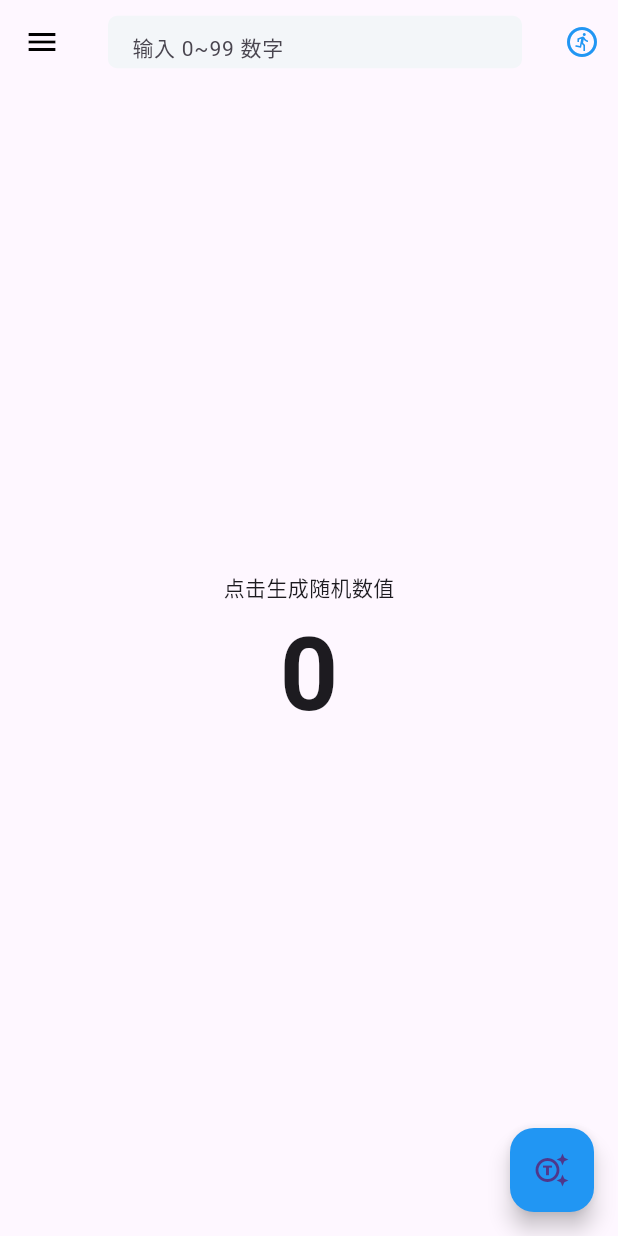
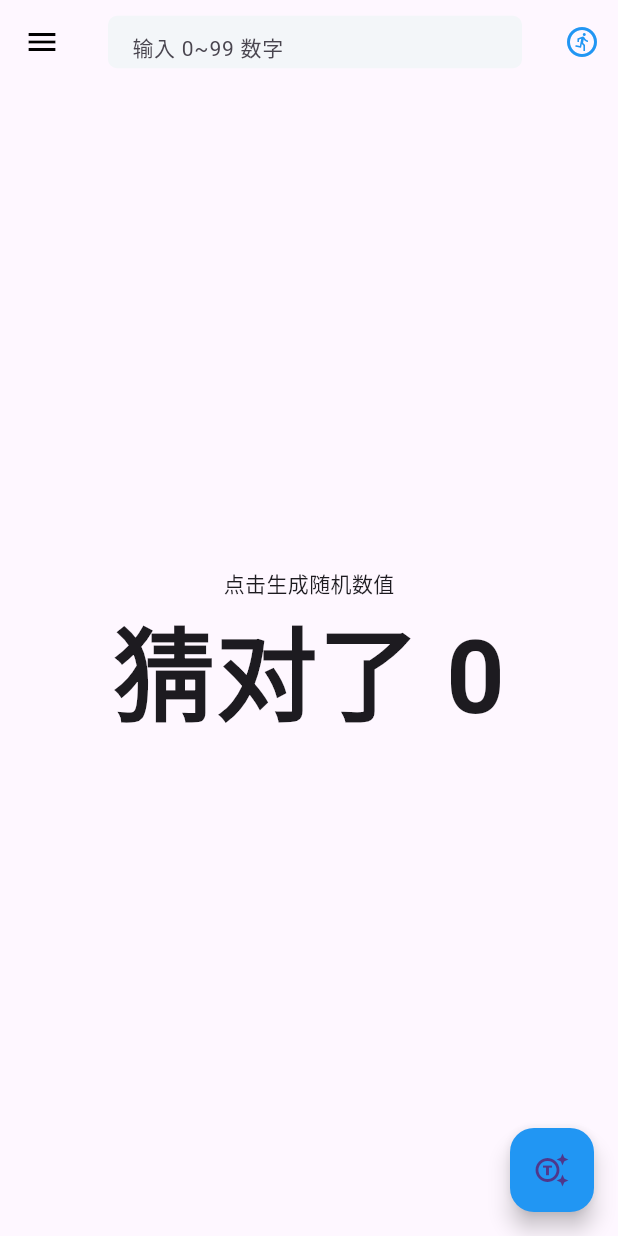
Before and after one commit to kekegdsz/flutter-answer-questions, a Flutter app: the screen it shows after launch, on a phone screen of 412 x 824 dp. Run offline on Flutter 3.47's test engine with Material 3 defaults, Android fonts, the phone set to English and light mode, and no system bars.

Commit message:
update example coding

```diff
--- a/lib/guess/guess_page.dart
+++ b/lib/guess/guess_page.dart
@@ -17,6 +17,7 @@ class _GuessPageState extends State<GuessPage> {
   int _value = 0;
   bool _guessing = false;
   bool? _isBig;
+  bool _isEnd = false;
 
   Random random = Random();
 
@@ -76,7 +77,7 @@ class _GuessPageState extends State<GuessPage> {
                 '点击生成随机数值',
               ),
               Text(
-                _guessing?'**':'$_value',
+                _guessing?'**':'猜对了 $_value',
                 style: const TextStyle(fontSize: 68,fontWeight: FontWeight.bold),
               ),
             ],
```
